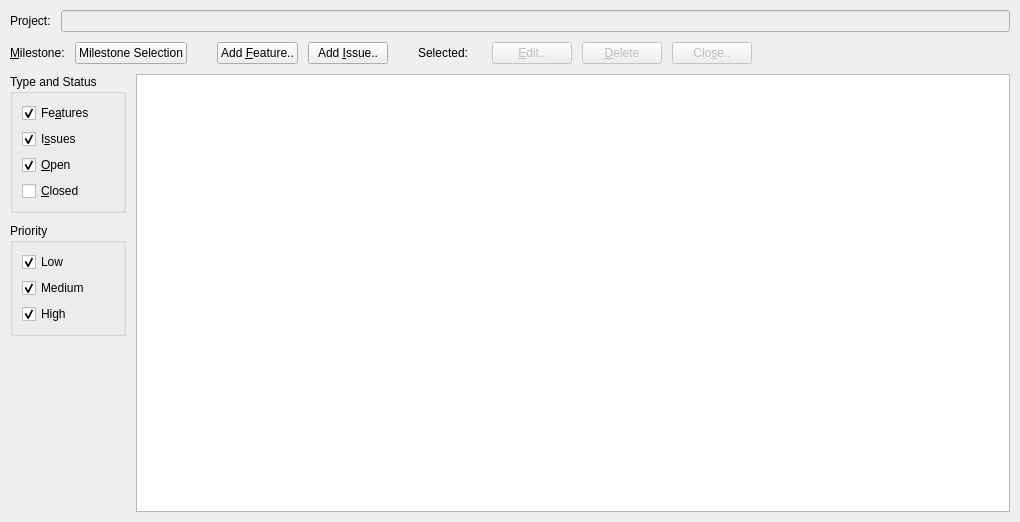
The window that forms/roadmap.ui (skriticos/nelia1) describes before a commit, drawn with Qt 5.
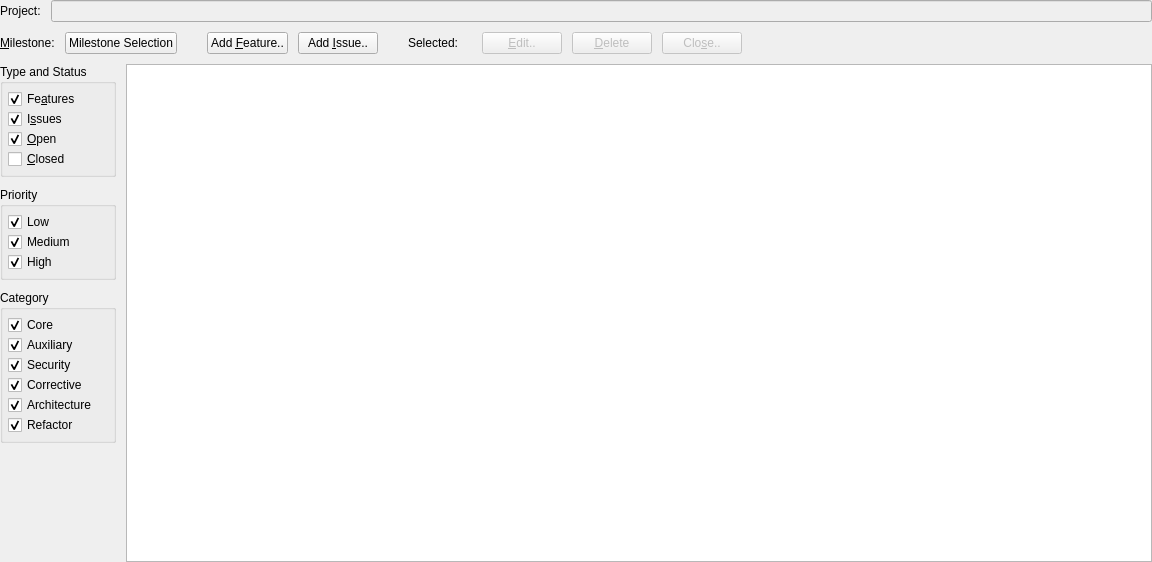
The same window after the commit.

Commit message: Added categories to roadmap widgets

```diff
--- a/forms/roadmap.ui
+++ b/forms/roadmap.ui
@@ -6,8 +6,8 @@
    <rect>
     <x>0</x>
     <y>0</y>
-    <width>1020</width>
-    <height>522</height>
+    <width>1152</width>
+    <height>562</height>
    </rect>
   </property>
   <property name="windowTitle">
@@ -15,7 +15,7 @@
   </property>
   <layout class="QGridLayout" name="gridLayout_2">
    <property name="margin">
-    <number>10</number>
+    <number>0</number>
    </property>
    <property name="spacing">
     <number>10</number>
@@ -192,6 +192,24 @@
          <string>Type and Status</string>
         </property>
         <layout class="QGridLayout" name="gridLayout_4">
+         <property name="leftMargin">
+          <number>5</number>
+         </property>
+         <property name="topMargin">
+          <number>5</number>
+         </property>
+         <property name="rightMargin">
+          <number>0</number>
+         </property>
+         <property name="bottomMargin">
+          <number>5</number>
+         </property>
+         <property name="horizontalSpacing">
+          <number>5</number>
+         </property>
+         <property name="verticalSpacing">
+          <number>0</number>
+         </property>
          <item row="0" column="0">
           <widget class="QCheckBox" name="check_feature">
            <property name="text">
@@ -232,7 +250,7 @@
         </layout>
        </widget>
       </item>
-      <item row="2" column="0">
+      <item row="3" column="0">
        <spacer name="verticalSpacer">
         <property name="orientation">
          <enum>Qt::Vertical</enum>
@@ -251,6 +269,24 @@
          <string>Priority</string>
         </property>
         <layout class="QGridLayout" name="gridLayout_5">
+         <property name="leftMargin">
+          <number>5</number>
+         </property>
+         <property name="topMargin">
+          <number>5</number>
+         </property>
+         <property name="rightMargin">
+          <number>0</number>
+         </property>
+         <property name="bottomMargin">
+          <number>5</number>
+         </property>
+         <property name="horizontalSpacing">
+          <number>5</number>
+         </property>
+         <property name="verticalSpacing">
+          <number>0</number>
+         </property>
          <item row="0" column="0">
           <widget class="QCheckBox" name="check_low">
            <property name="text">
@@ -284,6 +320,93 @@
         </layout>
        </widget>
       </item>
+      <item row="2" column="0">
+       <widget class="QGroupBox" name="groupBox_3">
+        <property name="title">
+         <string>Category</string>
+        </property>
+        <layout class="QGridLayout" name="gridLayout_6">
+         <property name="leftMargin">
+          <number>5</number>
+         </property>
+         <property name="topMargin">
+          <number>5</number>
+         </property>
+         <property name="rightMargin">
+          <number>0</number>
+         </property>
+         <property name="bottomMargin">
+          <number>5</number>
+         </property>
+         <property name="horizontalSpacing">
+          <number>5</number>
+         </property>
+         <property name="verticalSpacing">
+          <number>0</number>
+         </property>
+         <item row="0" column="0">
+          <widget class="QCheckBox" name="check_core">
+           <property name="text">
+            <string>Core</string>
+           </property>
+           <property name="checked">
+            <bool>true</bool>
+           </property>
+          </widget>
+         </item>
+         <item row="2" column="0">
+          <widget class="QCheckBox" name="check_security">
+           <property name="text">
+            <string>Security</string>
+           </property>
+           <property name="checked">
+            <bool>true</bool>
+           </property>
+          </widget>
+         </item>
+         <item row="4" column="0">
+          <widget class="QCheckBox" name="check_invest">
+           <property name="text">
+            <string>Architecture</string>
+           </property>
+           <property name="checked">
+            <bool>true</bool>
+           </property>
+          </widget>
+         </item>
+         <item row="1" column="0">
+          <widget class="QCheckBox" name="check_auxiliary">
+           <property name="text">
+            <string>Auxiliary</string>
+           </property>
+           <property name="checked">
+            <bool>true</bool>
+           </property>
+          </widget>
+         </item>
+         <item row="3" column="0">
+          <widget class="QCheckBox" name="check_corrective">
+           <property name="text">
+            <string>Corrective</string>
+           </property>
+           <property name="checked">
+            <bool>true</bool>
+           </property>
+          </widget>
+         </item>
+         <item row="5" column="0">
+          <widget class="QCheckBox" name="check_refactor">
+           <property name="text">
+            <string>Refactor</string>
+           </property>
+           <property name="checked">
+            <bool>true</bool>
+           </property>
+          </widget>
+         </item>
+        </layout>
+       </widget>
+      </item>
      </layout>
     </widget>
    </item>
```
The commit also changes 1 other file.
